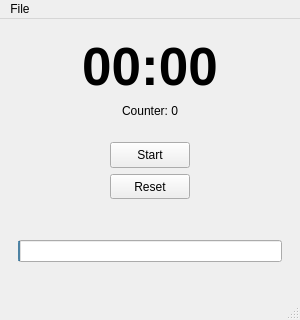
First picture: the form in src/gui/form.ui, repository notHisu/ThisIsTheRealPomodoro, before the edit.
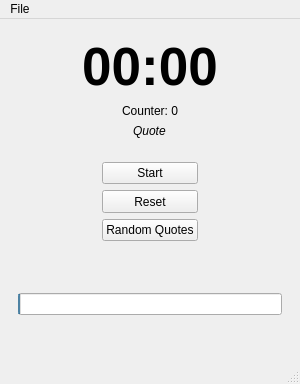
Second picture: the form after the edit.

The edit to the form file:
```diff
--- a/src/gui/form.ui
+++ b/src/gui/form.ui
@@ -7,7 +7,7 @@
     <x>0</x>
     <y>0</y>
     <width>300</width>
-    <height>320</height>
+    <height>384</height>
    </rect>
   </property>
   <property name="font">
@@ -61,6 +61,28 @@
          </property>
         </widget>
        </item>
+       <item alignment="Qt::AlignHCenter">
+        <widget class="QLabel" name="labelQuote">
+         <property name="maximumSize">
+          <size>
+           <width>300</width>
+           <height>300</height>
+          </size>
+         </property>
+         <property name="font">
+          <font>
+           <italic>true</italic>
+           <bold>false</bold>
+          </font>
+         </property>
+         <property name="focusPolicy">
+          <enum>Qt::ClickFocus</enum>
+         </property>
+         <property name="text">
+          <string>Quote</string>
+         </property>
+        </widget>
+       </item>
       </layout>
      </widget>
     </item>
@@ -129,6 +151,31 @@
          </property>
         </widget>
        </item>
+       <item>
+        <widget class="QPushButton" name="buttonQuote">
+         <property name="sizePolicy">
+          <sizepolicy hsizetype="Preferred" vsizetype="Preferred">
+           <horstretch>0</horstretch>
+           <verstretch>0</verstretch>
+          </sizepolicy>
+         </property>
+         <property name="maximumSize">
+          <size>
+           <width>120</width>
+           <height>32</height>
+          </size>
+         </property>
+         <property name="focusPolicy">
+          <enum>Qt::ClickFocus</enum>
+         </property>
+         <property name="styleSheet">
+          <string notr="true"/>
+         </property>
+         <property name="text">
+          <string>Random Quotes</string>
+         </property>
+        </widget>
+       </item>
       </layout>
      </widget>
     </item>
```
Left out of the diff: 8 changed lines with no effect on the pictures.
